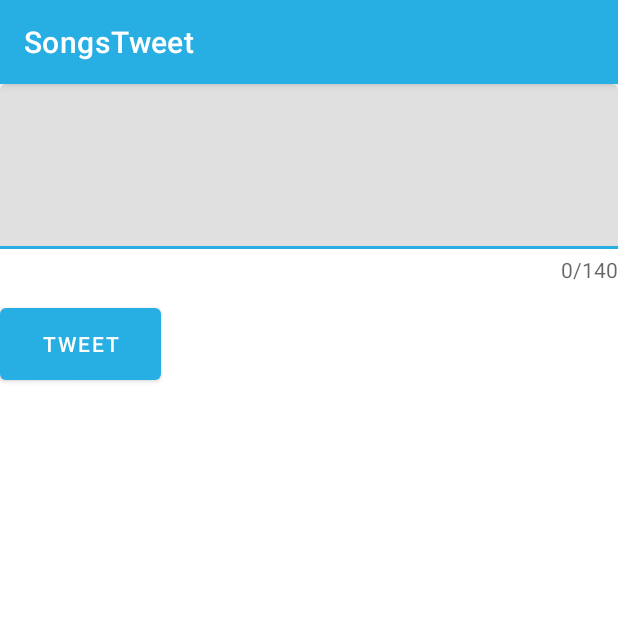
After one commit to Shuhuasong/SongsTwitter_Kotlin, an Android app: the ComposeActivity screen opened directly, with no data from a screen before it, on a phone screen of 412 x 824 dp, the top half of it. The commit adds this screen. Run offline under Robolectric (Android 15) with nearby library versions, the phone set to English and light mode, and no system bars; our stand-ins replace Room's generated code; libraries missing offline, so code that uses them is left out: com.codepath.asynchttpclient, com.facebook.stetho; 1 statement that could not run was skipped.

Commit message:
Compose Screen

```diff
--- a/app/build.gradle
+++ b/app/build.gradle
@@ -2,6 +2,7 @@ plugins {
     id 'com.android.application'
     id 'kotlin-android'
     id 'kotlin-kapt'
+    id 'kotlin-parcelize'
 }
 
 def apikeyPropertiesFile = rootProject.file("apikey.properties")
@@ -72,4 +73,8 @@ dependencies {
     implementation 'com.facebook.stetho:stetho:1.5.1'
 
     implementation 'androidx.swiperefreshlayout:swiperefreshlayout:1.1.0'
+
+    implementation 'androidx.appcompat:appcompat:1.3.0-beta01'
+
+    implementation 'androidx.cardview:cardview:1.0.0'
 }
--- /dev/null
+++ b/app/src/main/java/com/codepath/apps/restclienttemplate/ComposeActivity.kt
@@ -0,0 +1,80 @@
+package com.codepath.apps.restclienttemplate
+
+import android.content.Intent
+import androidx.appcompat.app.AppCompatActivity
+import android.os.Bundle
+import android.util.Log
+import android.widget.*
+import com.codepath.apps.restclienttemplate.models.Tweet
+import com.codepath.asynchttpclient.callback.JsonHttpResponseHandler
+import okhttp3.Headers
+
+class ComposeActivity : AppCompatActivity() {
+
+    lateinit var etCompose : EditText
+    lateinit var btnTweet : Button
+    lateinit var client: TwitterClient
+    override fun onCreate(savedInstanceState: Bundle?) {
+        super.onCreate(savedInstanceState)
+        setContentView(R.layout.activity_compose)
+
+        client = TwitterApplication.getRestClient(this)
+
+        //etCompose = findViewById(R.id.etTweetCompose)
+        btnTweet = findViewById(R.id.btnTweet)
+
+        // Get a reference to the AutoCompleteTextView in the layout
+        etCompose = findViewById(R.id.etTweetCompose)
+
+        //AutoComplete Implementation : https://developer.android.com/training/keyboard-input/style#kotlin
+        // Get the string array
+        val moods: Array<out String> = resources.getStringArray(R.array.mood_array)
+        // Create the adapter and set it to the AutoCompleteTextView
+        ArrayAdapter<String>(this, android.R.layout.simple_list_item_1, moods).also { adapter ->
+            (etCompose as AutoCompleteTextView).setAdapter(adapter)
+        }
+
+        //Handling the user's click on the tweet button
+        btnTweet.setOnClickListener{
+
+            //Grab the content in the editText(etCompose)
+            val tweetContent = etCompose.text.toString()
+
+            //1. Make sure the tweet isn't empty
+            if(tweetContent.isEmpty()){
+                Toast.makeText(this, "Content is Empty", Toast.LENGTH_SHORT).show()
+            }else{
+                if(tweetContent.length > 140){
+                    Toast.makeText(this, "Content is too long", Toast.LENGTH_SHORT).show()
+                }else
+                    //Make an api call to Twitter to publish tweet
+                    client.publishTweet(tweetContent, object: JsonHttpResponseHandler(){
+
+                        override fun onSuccess(statusCode: Int, headers: Headers?, json: JSON?) {
+                            //Send the tweet back to timeline activity without api call
+                            Log.i(TAG, "Successfully publish tweet")
+                            val tweet = json?.let { it1 -> Tweet.fromJson(it1.jsonObject) }
+                            val intent = Intent()
+                            intent.putExtra("tweet", tweet)
+                            setResult(RESULT_OK, intent)
+                            finish()
+                        }
+
+                        override fun onFailure(
+                            statusCode: Int,
+                            headers: Headers?,
+                            response: String?,
+                            throwable: Throwable?
+                        ) {
+                           Log.e(TAG, "Failure on publich tweet")
+                        }
+
+                    })
+            }
+        }
+    }
+
+    companion object{
+        var TAG = "ComposeAcitivity"
+    }
+}
--- /dev/null
+++ b/app/src/main/res/layout/activity_compose.xml
@@ -0,0 +1,41 @@
+<?xml version="1.0" encoding="utf-8"?>
+<com.google.android.material.textfield.TextInputLayout
+    xmlns:android="http://schemas.android.com/apk/res/android"
+    xmlns:app="http://schemas.android.com/apk/res-auto"
+    xmlns:tools="http://schemas.android.com/tools"
+    android:layout_width="match_parent"
+    android:layout_height="match_parent"
+    tools:context=".ComposeActivity"
+    app:counterEnabled="true"
+    app:counterMaxLength="140"
+    app:counterTextAppearance="@style/counterText"
+    app:counterOverflowTextAppearance="@style/counterOverride"
+    >
+
+    <AutoCompleteTextView xmlns:android="http://schemas.android.com/apk/res/android"
+        android:id="@+id/etTweetCompose"
+        android:layout_width="match_parent"
+        android:layout_height="wrap_content"
+        android:ems="15"
+        android:gravity="start|top"
+        android:inputType="textMultiLine"
+        android:minLines="5"
+        android:paddingStart="@dimen/cardview_default_radius"
+        app:layout_constraintEnd_toEndOf="parent"
+        app:layout_constraintHorizontal_bias="0.0"
+        app:layout_constraintStart_toStartOf="parent"
+        app:layout_constraintTop_toTopOf="parent" />
+
+
+    <Button
+        android:id="@+id/btnTweet"
+        android:layout_width="107dp"
+        android:layout_height="60dp"
+        android:layout_marginTop="10dp"
+        android:layout_marginEnd="100dp"
+        android:text="Tweet"
+        app:layout_constraintEnd_toEndOf="parent"
+        app:layout_constraintTop_toBottomOf="@+id/etTweetCompose" />
+
+
+</com.google.android.material.textfield.TextInputLayout>
--- a/app/src/main/res/values/colors.xml
+++ b/app/src/main/res/values/colors.xml
@@ -1,11 +1,11 @@
 <?xml version="1.0" encoding="utf-8"?>
 <resources>
     <color name="purple_200">#FFBB86FC</color>
-    <color name="purple_500">#48B644</color>
+    <color name="purple_500">#27AEE3</color>
     <color name="purple_700">#FF3700B3</color>
     <color name="teal_200">#13988B</color>
     <color name="teal_700">#FF018786</color>
     <color name="black">#FF000000</color>
     <color name="white">#FFFFFFFF</color>
-    <color name="yellow">#989E39</color>
+    <color name="yellow">#F6FDFD</color>
 </resources>
--- a/app/src/main/res/values/strings.xml
+++ b/app/src/main/res/values/strings.xml
@@ -6,4 +6,15 @@
     <string name="intent_scheme">oauth</string>
     <string name="intent_host">cprest</string>
 
+    <string-array name="mood_array">
+        <item>angry</item>
+        <item>anguish</item>
+        <item>agony</item>
+        <item>anxiety</item>
+        <item>afraid</item>
+        <item>admiring</item>
+        <item>amazed</item>
+        <item>ashamed</item>
+    </string-array>
+
 </resources>
--- a/app/src/main/res/values/styles.xml
+++ b/app/src/main/res/values/styles.xml
@@ -13,4 +13,8 @@
         <!-- All customizations that are NOT specific to a particular API-level can go here. -->
     </style>
 
+    <style name="counterText">data</style>
+
+    <style name="counterOverride">counter</style>
+
 </resources>
```
Also changed, not shown: app/src/main/AndroidManifest.xml (+8 -5 lines), app/src/main/java/com/codepath/apps/restclienttemplate/TimelineActivity.kt (+75 -0 lines), app/src/main/java/com/codepath/apps/restclienttemplate/TwitterClient.kt (+13 -0 lines), app/src/main/java/com/codepath/apps/restclienttemplate/models/Tweet.kt (+7 -7 lines), app/src/main/java/com/codepath/apps/restclienttemplate/models/User.kt (+5 -5 lines), app/src/main/res/drawable-v24/recycler_view_divider.xml (added, +11 -0 lines), app/src/main/res/layout/item_tweet.xml (+13 -2 lines), app/src/main/res/menu/menu_main.xml (added, +20 -0 lines), app/src/main/res/drawable-v24/compose.jpeg (added), app/src/main/res/drawable-v24/compose1.jpg (added), app/src/main/res/drawable-v24/feather.jpg (added), app/src/main/res/drawable-v24/logo.png (added).
